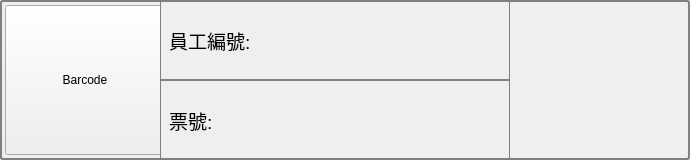
Qt form BRClient/ItemBarcode.ui (roger0816/BRC) before a commit.
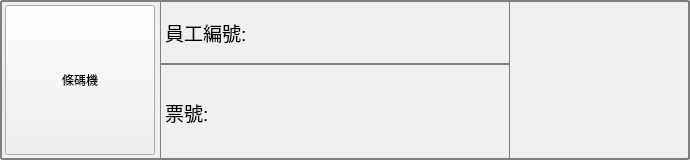
The same form after that commit. Custom widgets are drawn as their Qt base class.

Diff of the .ui file:
```diff
--- a/BRClient/ItemBarcode.ui
+++ b/BRClient/ItemBarcode.ui
@@ -61,7 +61,7 @@
     padding: 1px 18px 1px 3px;
     min-width: 6em;}</string>
      </property>
-     <layout class="QGridLayout" name="gridLayout_4">
+     <layout class="QGridLayout" name="gridLayout_4" rowstretch="2,3">
       <property name="leftMargin">
        <number>0</number>
       </property>
@@ -114,7 +114,7 @@
            </property>
            <property name="minimumSize">
             <size>
-             <width>160</width>
+             <width>0</width>
              <height>0</height>
             </size>
            </property>
@@ -128,7 +128,7 @@
             <string notr="true"/>
            </property>
            <property name="text">
-            <string>Barcode</string>
+            <string>條碼機</string>
            </property>
            <property name="checkable">
             <bool>true</bool>
@@ -145,7 +145,19 @@
     padding: 1px 18px 1px 3px;
     min-width: 6em;}</string>
         </property>
-        <layout class="QGridLayout" name="gridLayout_7">
+        <layout class="QGridLayout" name="gridLayout_3">
+         <property name="leftMargin">
+          <number>5</number>
+         </property>
+         <property name="topMargin">
+          <number>5</number>
+         </property>
+         <property name="rightMargin">
+          <number>5</number>
+         </property>
+         <property name="bottomMargin">
+          <number>5</number>
+         </property>
          <item row="0" column="0">
           <widget class="QLabel" name="lbTitle0">
            <property name="minimumSize">
@@ -171,9 +183,12 @@
           </widget>
          </item>
          <item row="0" column="1">
-          <widget class="QLabel" name="lb0">
-           <property name="text">
-            <string/>
+          <widget class="Vinput" name="lb0" native="true">
+           <property name="minimumSize">
+            <size>
+             <width>30</width>
+             <height>0</height>
+            </size>
            </property>
           </widget>
          </item>
@@ -188,6 +203,18 @@
     min-width: 6em;}</string>
         </property>
         <layout class="QGridLayout" name="gridLayout_8">
+         <property name="leftMargin">
+          <number>5</number>
+         </property>
+         <property name="topMargin">
+          <number>5</number>
+         </property>
+         <property name="rightMargin">
+          <number>5</number>
+         </property>
+         <property name="bottomMargin">
+          <number>5</number>
+         </property>
          <item row="0" column="0">
           <widget class="QLabel" name="lbTitle1">
            <property name="minimumSize">
@@ -213,9 +240,12 @@
           </widget>
          </item>
          <item row="0" column="1">
-          <widget class="QLabel" name="lb1">
-           <property name="text">
-            <string/>
+          <widget class="Vinput" name="lb1" native="true">
+           <property name="sizePolicy">
+            <sizepolicy hsizetype="Minimum" vsizetype="Minimum">
+             <horstretch>0</horstretch>
+             <verstretch>0</verstretch>
+            </sizepolicy>
            </property>
           </widget>
          </item>
@@ -272,6 +302,14 @@
    </item>
   </layout>
  </widget>
+ <customwidgets>
+  <customwidget>
+   <class>Vinput</class>
+   <extends>QWidget</extends>
+   <header>Vinput.h</header>
+   <container>1</container>
+  </customwidget>
+ </customwidgets>
  <resources/>
  <connections/>
 </ui>
```
